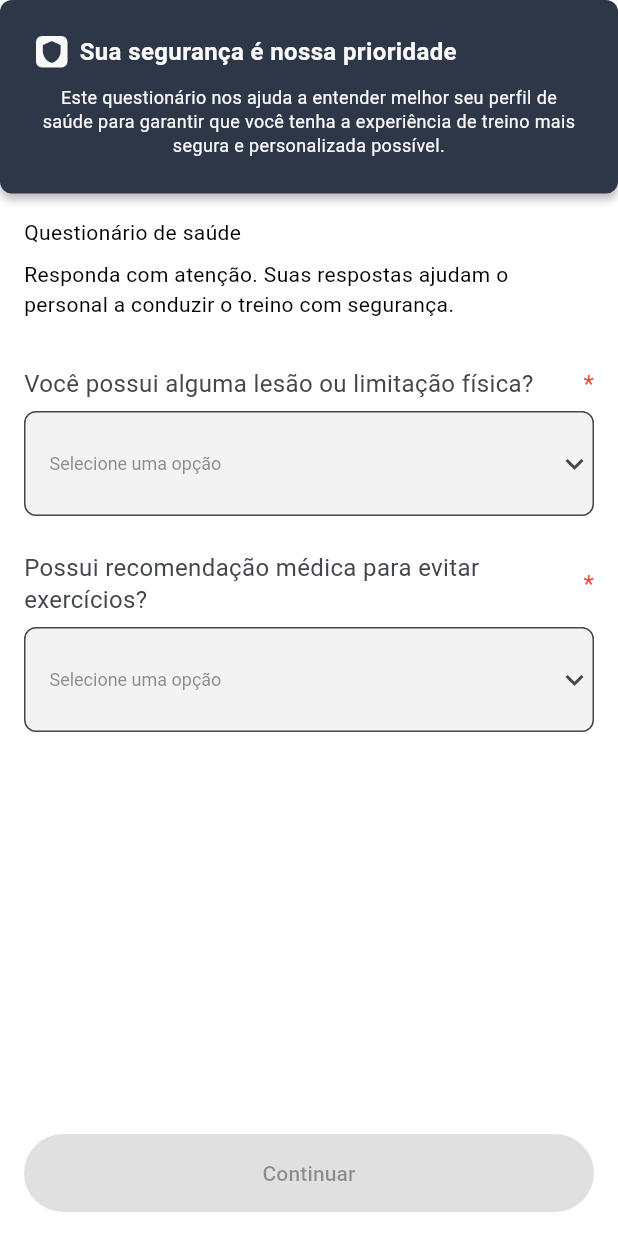
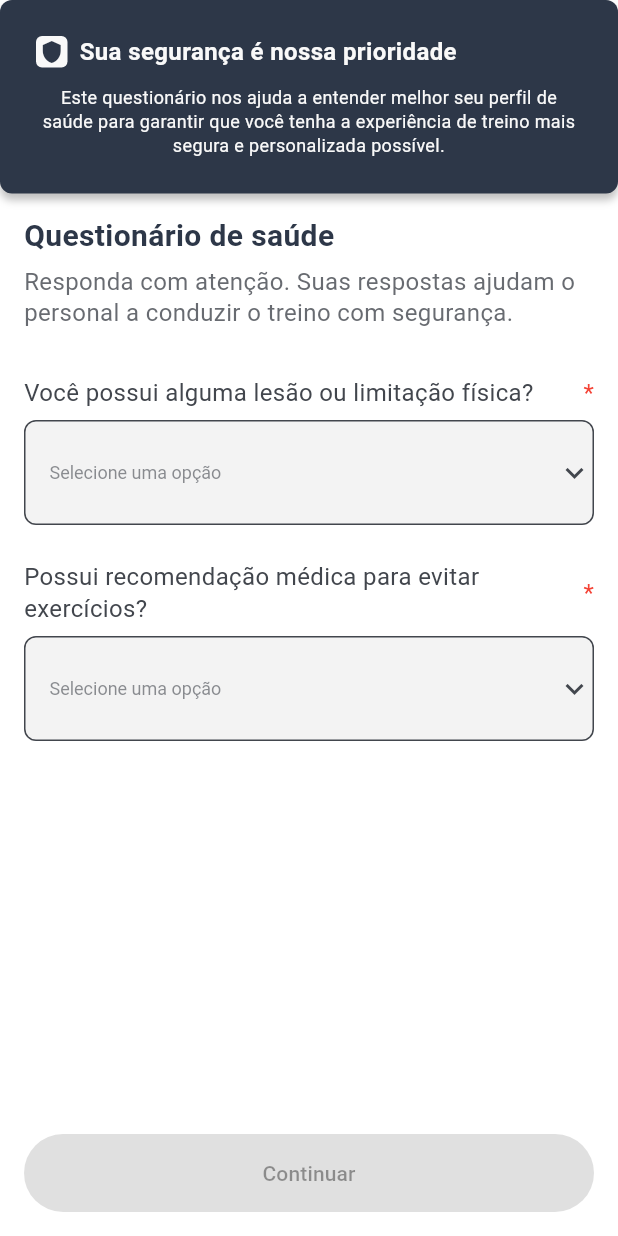
Before and after one commit to beharduim/treinopro, a Flutter app: the HealthQuestionnaireStep1Page screen opened directly, on a phone screen of 412 x 824 dp. Run offline on Flutter 3.47's test engine with Material 3 defaults, Android fonts, the phone set to English and light mode, and no system bars; our stand-ins replace audioplayers, dio, equatable, firebase_core, firebase_messaging, flutter_bloc and 10 more; missing offline and left inert: flutter_foreground_task, flutter_stripe, workmanager; accounts and stored records are empty; Roboto replaces fonts that are missing (Fira Sans, Outfit); statements that could not run were skipped.

Commit message:
versao 11

```diff
--- a/treinopro_app/lib/features/health_questionnaire/presentation/pages/health_questionnaire_step1_page.dart
+++ b/treinopro_app/lib/features/health_questionnaire/presentation/pages/health_questionnaire_step1_page.dart
@@ -64,12 +64,14 @@ class _HealthQuestionnaireStep1PageState
                 children: [
                   Text(
                     'Questionário de saúde',
-                    style: AppTextStyles.h2.copyWith(color: AppColors.secondary),
+                    style: AppTextStyles.h6Semibold.copyWith(
+                      color: AppColors.secondary,
+                    ),
                   ),
                   const SizedBox(height: 8),
                   Text(
                     'Responda com atenção. Suas respostas ajudam o personal a conduzir o treino com segurança.',
-                    style: AppTextStyles.bodyMedium.copyWith(
+                    style: AppTextStyles.paragraph.copyWith(
                       color: AppColors.secondaryDark.withValues(alpha: 0.8),
                     ),
                   ),
--- a/treinopro_app/lib/features/health_questionnaire/presentation/pages/health_questionnaire_step2_page.dart
+++ b/treinopro_app/lib/features/health_questionnaire/presentation/pages/health_questionnaire_step2_page.dart
@@ -62,7 +62,9 @@ class _HealthQuestionnaireStep2PageState
                 children: [
                   Text(
                     'Saúde cardiovascular',
-                    style: AppTextStyles.h2.copyWith(color: AppColors.secondary),
+                    style: AppTextStyles.h6Semibold.copyWith(
+                      color: AppColors.secondary,
+                    ),
                   ),
                   const SizedBox(height: 32),
                   HealthQuestionDropdown(
--- a/treinopro_app/lib/features/health_questionnaire/presentation/pages/health_questionnaire_step3_page.dart
+++ b/treinopro_app/lib/features/health_questionnaire/presentation/pages/health_questionnaire_step3_page.dart
@@ -52,7 +52,9 @@ class _HealthQuestionnaireStep3PageState
                 children: [
                   Text(
                     'Seu condicionamento',
-                    style: AppTextStyles.h2.copyWith(color: AppColors.secondary),
+                    style: AppTextStyles.h6Semibold.copyWith(
+                      color: AppColors.secondary,
+                    ),
                   ),
                   const SizedBox(height: 32),
                   HealthQuestionDropdown(
```
Also changed, not shown: treinopro_app/lib/features/proposals/presentation/pages/proposal_step3_page.dart (+6 -5 lines).
